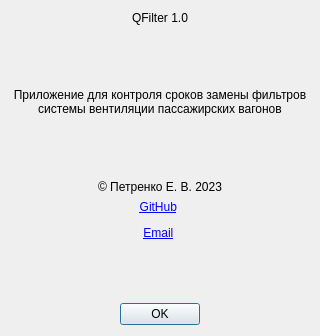
First picture: the form in QFilter/dialogs/aboutdialog.ui, repository epetrenkodev/QFilter, before the edit.
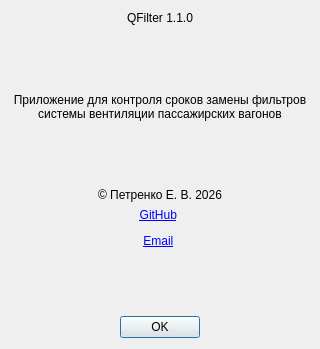
Second picture: the form after the edit. Icons and pictures are not drawn.

```diff
--- a/QFilter/dialogs/aboutdialog.ui
+++ b/QFilter/dialogs/aboutdialog.ui
@@ -10,7 +10,7 @@
     <x>0</x>
     <y>0</y>
     <width>320</width>
-    <height>336</height>
+    <height>349</height>
    </rect>
   </property>
   <property name="sizePolicy">
@@ -36,7 +36,7 @@
    <item>
     <widget class="QLabel" name="label">
      <property name="text">
-      <string>QFilter 1.0</string>
+      <string>QFilter 1.1.0</string>
      </property>
      <property name="alignment">
       <set>Qt::AlignCenter</set>
@@ -91,7 +91,7 @@
    <item>
     <widget class="QLabel" name="authorLabel">
      <property name="text">
-      <string>© Петренко Е. В. 2023</string>
+      <string>© Петренко Е. В. 2026</string>
      </property>
      <property name="alignment">
       <set>Qt::AlignCenter</set>
```
